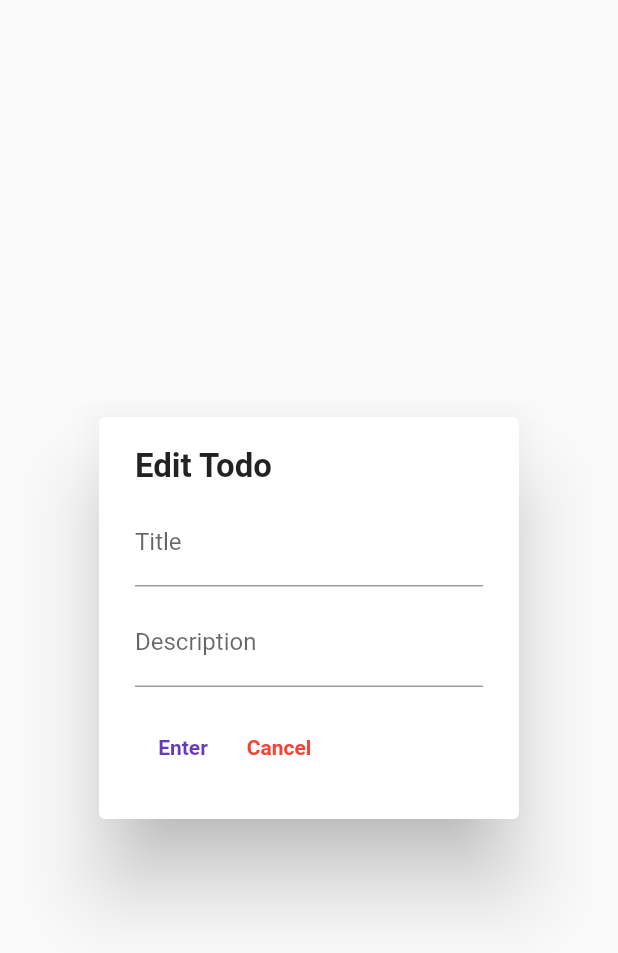
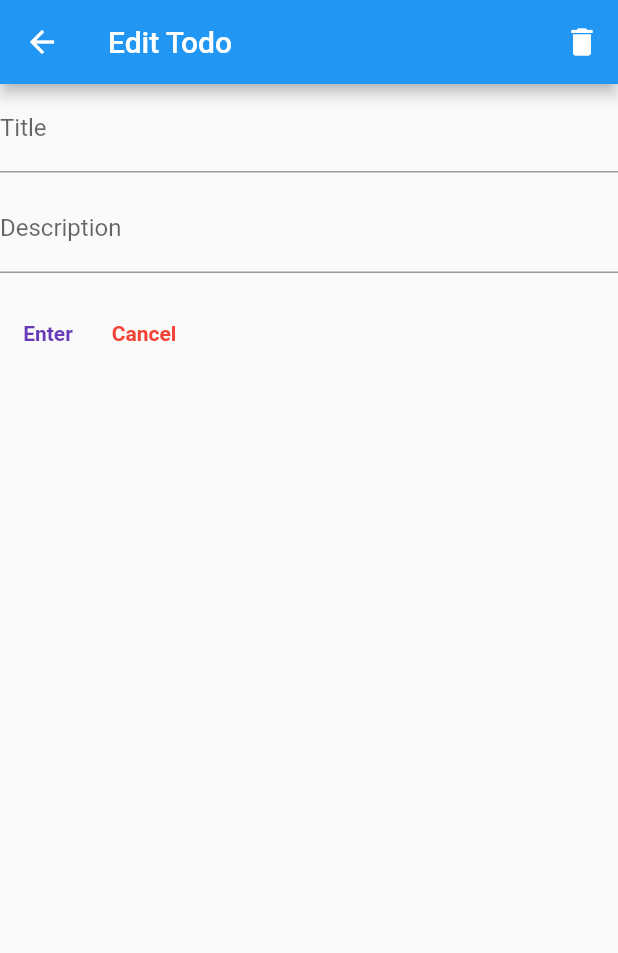
Before and after one commit to Khylesiarot/todolist_siarot, a Flutter app: the EditDialogWidget screen opened directly with empty values, on a phone screen of 412 x 824 dp. Shown: the top 953 px of the screen. Run offline on Flutter 3.47's test engine with Material 2 defaults, Android fonts, the light colour scheme and no system bars; our stand-ins replace flutter_slidable.

Commit message:
modified edit screen

```diff
--- a/lib/widgets/edit_item_dialog.dart
+++ b/lib/widgets/edit_item_dialog.dart
@@ -4,11 +4,9 @@ import '../Provider/todolist_provider.dart';
 import '../model/todo_model.dart';
 
 class EditDialogWidget extends StatefulWidget {
-
   final ToDo toDo;
 
-  const EditDialogWidget({Key? key, required this.toDo}): super(key: key);
-
+  const EditDialogWidget({Key? key, required this.toDo}) : super(key: key);
 
   @override
   State<EditDialogWidget> createState() => _EditDialogWidgetState();
@@ -18,10 +16,10 @@ class _EditDialogWidgetState extends State<EditDialogWidget> {
   late final TextEditingController _controller;
   late final TextEditingController _descController;
 
-   @override
+  @override
   void initState() {
     _controller = TextEditingController();
-    _descController =TextEditingController();
+    _descController = TextEditingController();
     super.initState();
   }
 
@@ -34,19 +32,31 @@ class _EditDialogWidgetState extends State<EditDialogWidget> {
 
   @override
   Widget build(BuildContext context) {
-    return AlertDialog(
-      content: Column(
+    return Scaffold(
+      appBar: AppBar(
+        leading: IconButton(
+            onPressed: () {
+              Navigator.pop(context);
+            },
+            icon: Icon(Icons.arrow_back)),
+        title: Text('Edit Todo'),
+        actions: [
+          IconButton(
+              onPressed: () {
+                context.read<ToDoListProvider>().remove(widget.toDo.getID);
+
+                const snackBar =
+                    SnackBar(content: Text('To Do item has been removed'));
+                ScaffoldMessenger.of(context).showSnackBar(snackBar);
+                Navigator.pop(context);
+              },
+              icon: Icon(Icons.delete))
+        ],
+      ),
+      body: Column(
         mainAxisSize: MainAxisSize.min,
         crossAxisAlignment: CrossAxisAlignment.start,
         children: [
-          const Text(
-            'Edit Todo',
-            style: TextStyle(
-              fontWeight: FontWeight.bold,
-              fontSize: 22,
-            ),
-          ),
-          const SizedBox(height: 8),
           TextField(
             controller: _controller,
             decoration: const InputDecoration(
@@ -69,16 +79,18 @@ class _EditDialogWidgetState extends State<EditDialogWidget> {
           const SizedBox(height: 16),
           Row(
             children: [
-               TextButton(
+              TextButton(
                   onPressed: () {
                     if (_controller.text.isNotEmpty) {
                       final todo = widget.toDo;
-                      final editTitle =  _controller.text;
+                      final editTitle = _controller.text;
                       final editDesc = _descController.text;
 
-                       context.read<ToDoListProvider>().edit(todo.getID, editTitle, editDesc);
-                      const snackBar =
-                          SnackBar(content: Text('To Do Item has been editted'));
+                      context
+                          .read<ToDoListProvider>()
+                          .edit(todo.getID, editTitle, editDesc);
+                      const snackBar = SnackBar(
+                          content: Text('To Do Item has been editted'));
                       ScaffoldMessenger.of(context).showSnackBar(snackBar);
                       Navigator.pop(context);
                     }
```
